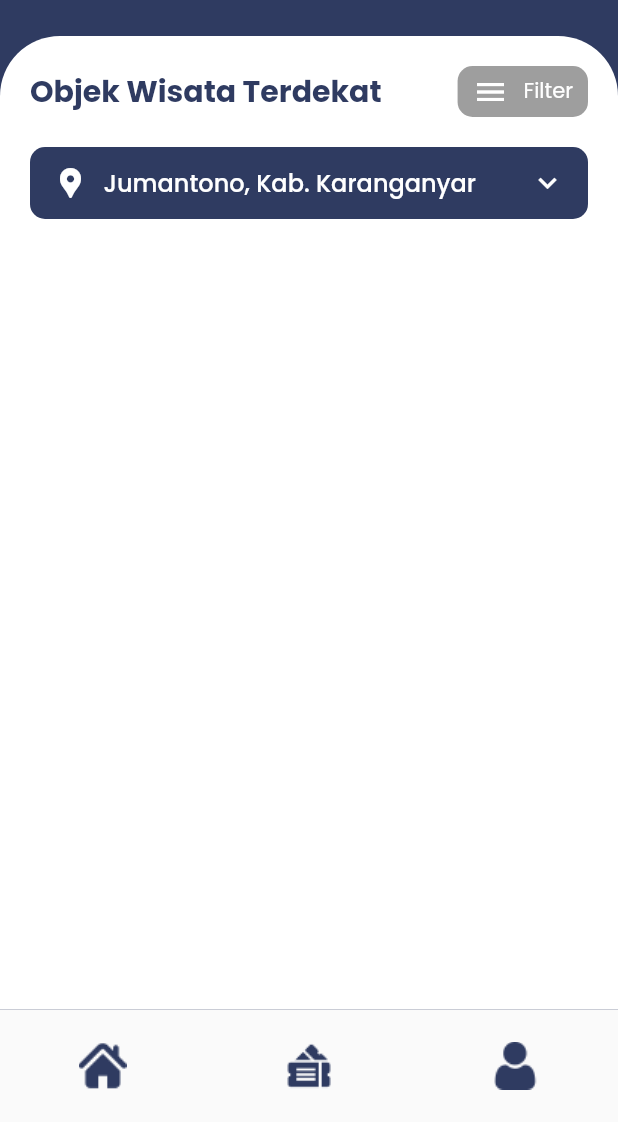
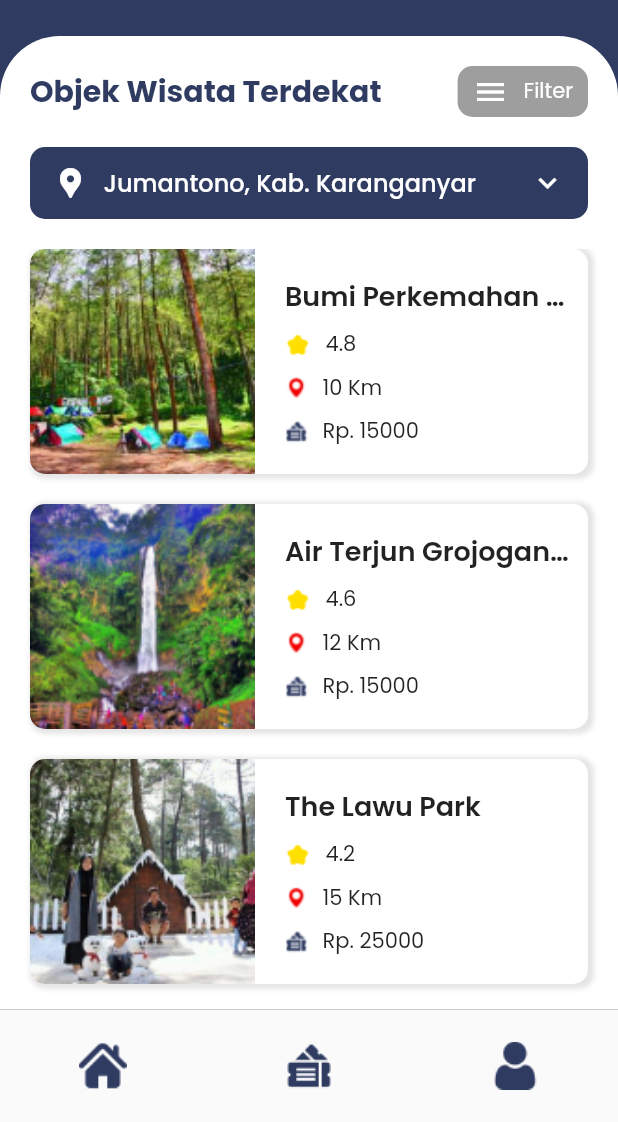
Before and after one commit to andi-lestianto/trip_app, a Flutter app: the CategoryPage screen opened directly, on a phone screen of 412 x 824 dp, the part 114-1236 px from its top. Run offline on Flutter 3.47's test engine with Material 2 defaults, Android fonts, the phone set to English and light mode, and no system bars; our stand-ins replace get, google_fonts, supercharged.

Commit message:
Category page done

```diff
--- a/lib/page/category/category_page.dart
+++ b/lib/page/category/category_page.dart
@@ -18,7 +18,43 @@ class _CategoryPageState extends State<CategoryPage> {
       'name': 'Bumi Perkemahan Sekipan',
       'rating': '4.8',
       'distance': '10 Km',
-      'price': 'Rp. 15000'
+      'price': 'Rp. 15000',
+      'image': 'assets/wisata_sekipan.png'
+    },
+    {
+      'name': 'Air Terjun Grojogan Sewu',
+      'rating': '4.6',
+      'distance': '12 Km',
+      'price': 'Rp. 15000',
+      'image': 'assets/wisata_grojogansewu.png'
+    },
+    {
+      'name': 'The Lawu Park',
+      'rating': '4.2',
+      'distance': '15 Km',
+      'price': 'Rp. 25000',
+      'image': 'assets/wisata_lawupark.png'
+    },
+    {
+      'name': 'Air Terjun jumog',
+      'rating': '4.8',
+      'distance': '17 Km',
+      'price': 'Rp. 15000',
+      'image': 'assets/wisata_jumog.png'
+    },
+    {
+      'name': 'Intan Pari',
+      'rating': '4.0',
+      'distance': '15 Km',
+      'price': 'Rp. 15000',
+      'image': 'assets/wisata_intanpari.png'
+    },
+    {
+      'name': 'Bumi Perkemahan Pleseran',
+      'rating': '4.9',
+      'distance': '15 Km',
+      'price': 'Rp. 10000',
+      'image': 'assets/wisata_pleseran.png'
     },
   ];
 
@@ -33,17 +69,17 @@ class _CategoryPageState extends State<CategoryPage> {
           ),
           const SearchAppBarWidget(isBack: true),
           Container(
-            padding: const EdgeInsets.all(20),
             margin: const EdgeInsets.only(top: 100),
             decoration: BoxDecoration(
                 borderRadius: const BorderRadius.only(
                     topRight: Radius.circular(40),
                     topLeft: Radius.circular(40)),
                 color: TripColor.white),
-            child: ListView(
-              physics: const BouncingScrollPhysics(),
+            child: Column(
               children: [
-                Row(
+                Padding(
+                  padding: const EdgeInsets.fromLTRB(20, 20, 20, 0),
+                  child: Row(
                     mainAxisAlignment: MainAxisAlignment.spaceBetween,
                     children: [
                       Text(
@@ -74,12 +110,15 @@ class _CategoryPageState extends State<CategoryPage> {
                       )
                     ],
                   ),
+                ),
                 const SizedBox(
                   height: 20,
                 ),
-                Container(
-                  padding:
-                      const EdgeInsets.symmetric(horizontal: 15, vertical: 12),
+                Padding(
+                  padding: const EdgeInsets.symmetric(horizontal: 20),
+                  child: Container(
+                    padding: const EdgeInsets.symmetric(
+                        horizontal: 15, vertical: 12),
                     decoration: BoxDecoration(
                         color: TripColor.primary,
                         borderRadius: BorderRadius.circular(10)),
@@ -108,9 +147,102 @@ class _CategoryPageState extends State<CategoryPage> {
                       ],
                     ),
                   ),
+                ),
                 const SizedBox(
                   height: 20,
                 ),
+                Expanded(
+                  child: ListView.builder(
+                    physics: BouncingScrollPhysics(),
+                    shrinkWrap: true,
+                    itemCount: dataWisata.length,
+                    itemBuilder: (context, index) => Container(
+                      margin: EdgeInsets.fromLTRB(20, 0, 20, 20),
+                      decoration: BoxDecoration(
+                        color: TripColor.white,
+                        borderRadius: BorderRadius.circular(10),
+                        boxShadow: [
+                          BoxShadow(
+                              color: TripColor.black.withOpacity(0.1),
+                              blurRadius: 2,
+                              spreadRadius: 2,
+                              offset: const Offset(2, 1))
+                        ],
+                      ),
+                      child: Row(
+                        children: [
+                          ClipRRect(
+                              borderRadius: BorderRadius.only(
+                                  bottomLeft: Radius.circular(10),
+                                  topLeft: Radius.circular(10)),
+                              child: Container(
+                                  height: 150,
+                                  width: 150,
+                                  child: Image.asset(
+                                    dataWisata[index]['image'],
+                                    fit: BoxFit.cover,
+                                  ))),
+                          Expanded(
+                            child: Container(
+                              height: 150,
+                              padding: EdgeInsets.fromLTRB(20, 10, 10, 10),
+                              child: Column(
+                                mainAxisAlignment:
+                                    MainAxisAlignment.spaceEvenly,
+                                crossAxisAlignment: CrossAxisAlignment.start,
+                                children: [
+                                  Text(
+                                    dataWisata[index]['name'],
+                                    overflow: TextOverflow.ellipsis,
+                                    style: GoogleFonts.poppins(
+                                        fontSize: 18,
+                                        fontWeight: FontWeight.w600),
+                                  ),
+                                  Row(
+                                    children: [
+                                      Image.asset('assets/cat_star.png'),
+                                      SizedBox(
+                                        width: 10,
+                                      ),
+                                      Text(
+                                        dataWisata[index]['rating'],
+                                        style: GoogleFonts.poppins(),
+                                      )
+                                    ],
+                                  ),
+                                  Row(
+                                    children: [
+                                      Image.asset('assets/cat_pin.png'),
+                                      SizedBox(
+                                        width: 10,
+                                      ),
+                                      Text(
+                                        dataWisata[index]['distance'],
+                                        style: GoogleFonts.poppins(),
+                                      )
+                                    ],
+                                  ),
+                                  Row(
+                                    children: [
+                                      Image.asset('assets/cat_tiket.png'),
+                                      SizedBox(
+                                        width: 10,
+                                      ),
+                                      Text(
+                                        dataWisata[index]['price'],
+                                        style: GoogleFonts.poppins(),
+                                      )
+                                    ],
+                                  )
+                                ],
+                              ),
+                            ),
+                          )
+                        ],
+                      ),
+                    ),
+                  ),
+                )
               ],
             ),
           )
```
Also changed, not shown: assets/cat_pin.png (added), assets/cat_star.png (added), assets/cat_tiket.png (added). Lines whose indentation alone changed are shown as unchanged.
